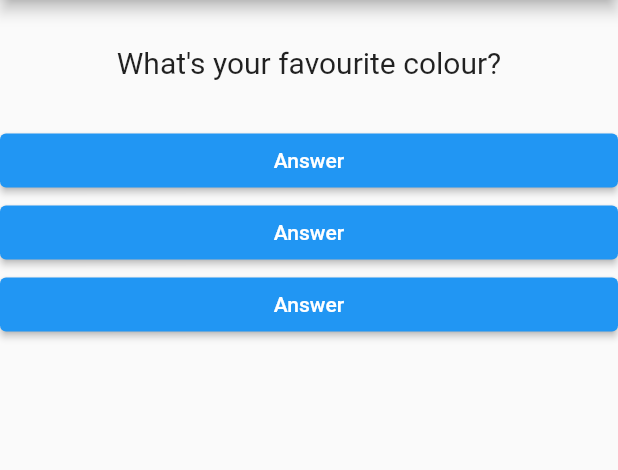
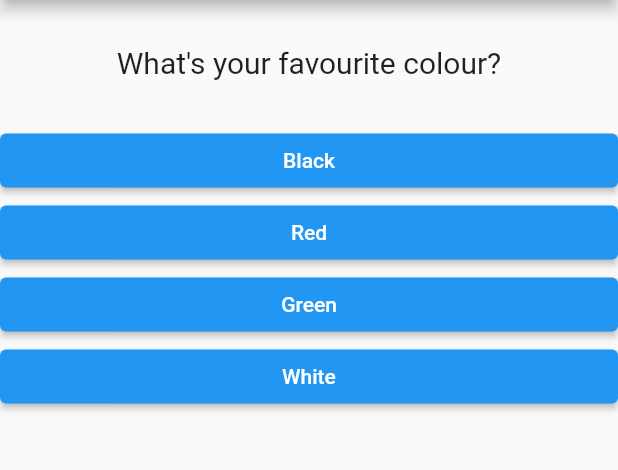
Before and after one commit to piergiovannisedia/FlutterApp-Questions_Answers, a Flutter app: the screen it shows after launch, on a phone screen of 412 x 824 dp, the part 84-554 px from its top. Run offline on Flutter 3.47's test engine with Material 2 defaults, Android fonts, the phone set to English and light mode, and no system bars.

Commit message:
added maps so that now answers change accordingly to the questions

```diff
--- a/lib/answer.dart
+++ b/lib/answer.dart
@@ -2,8 +2,9 @@ import 'package:flutter/material.dart';
 
 class Answer extends StatelessWidget {
   final VoidCallback selectHandler;
+  final String answerText;
 
-  Answer(this.selectHandler);
+  Answer(this.selectHandler, this.answerText);
 
   @override
   Widget build(BuildContext context) {
@@ -13,7 +14,7 @@ class Answer extends StatelessWidget {
         style: ButtonStyle(
           backgroundColor: MaterialStateProperty.all(Colors.blue),
         ),
-        child: Text('Answer'),
+        child: Text(answerText),
         onPressed: selectHandler,
       ),
     );
--- a/lib/main.dart
+++ b/lib/main.dart
@@ -18,15 +18,25 @@ class _MyAppState extends State<MyApp> {
 
   void _answerQuestion() {
     setState(() {
-      _questionIndex = _questionIndex +1;
+      _questionIndex = _questionIndex + 1;
     });
   }
 
   @override
   Widget build(BuildContext context) {
     var questions = [
-      "What's your favourite colour?",
-      "What's your favourite animal?",
+      {
+        'questionText': 'What\'s your favourite colour?',
+        'answers': ['Black', 'Red', 'Green', 'White'],
+      },
+      {
+        'questionText': 'What\'s your favourite animal?',
+        'answers': ['Rabbit', 'Snake', 'Elephant', 'Lion'],
+      },
+      {
+        'questionText': 'What\'s your favourite instructor?',
+        'answers': ['Giovanni', 'Federico', 'Mario', 'Marco'],
+      },
     ];
     return MaterialApp(
       home: Scaffold(
@@ -35,10 +45,13 @@ class _MyAppState extends State<MyApp> {
         ),
         body: Column(
           children: [
-            Question(questions[_questionIndex]),
-            Answer(_answerQuestion),
-            Answer(_answerQuestion),
-            Answer(_answerQuestion),
+            Question(
+              questions[_questionIndex]['questionText'],
+            ),
+            ...(questions[_questionIndex]['answers'] as List<String>)
+                .map((answer) {
+              return Answer(_answerQuestion, answer);
+            }).toList()
           ],
         ),
       ),
```
